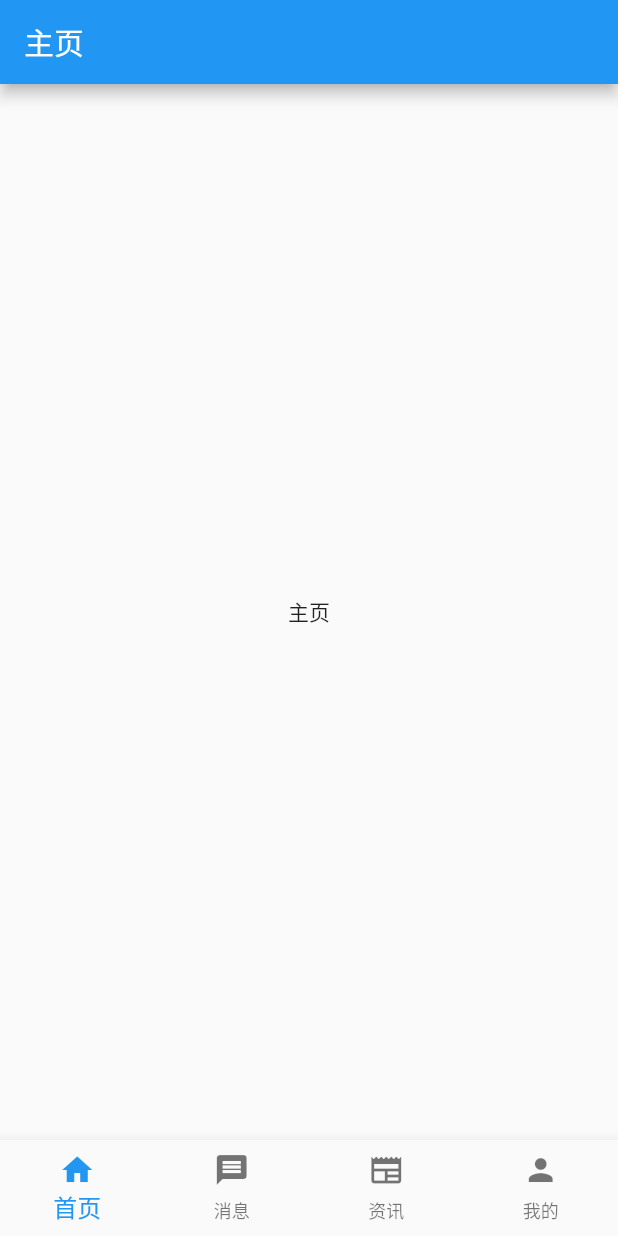
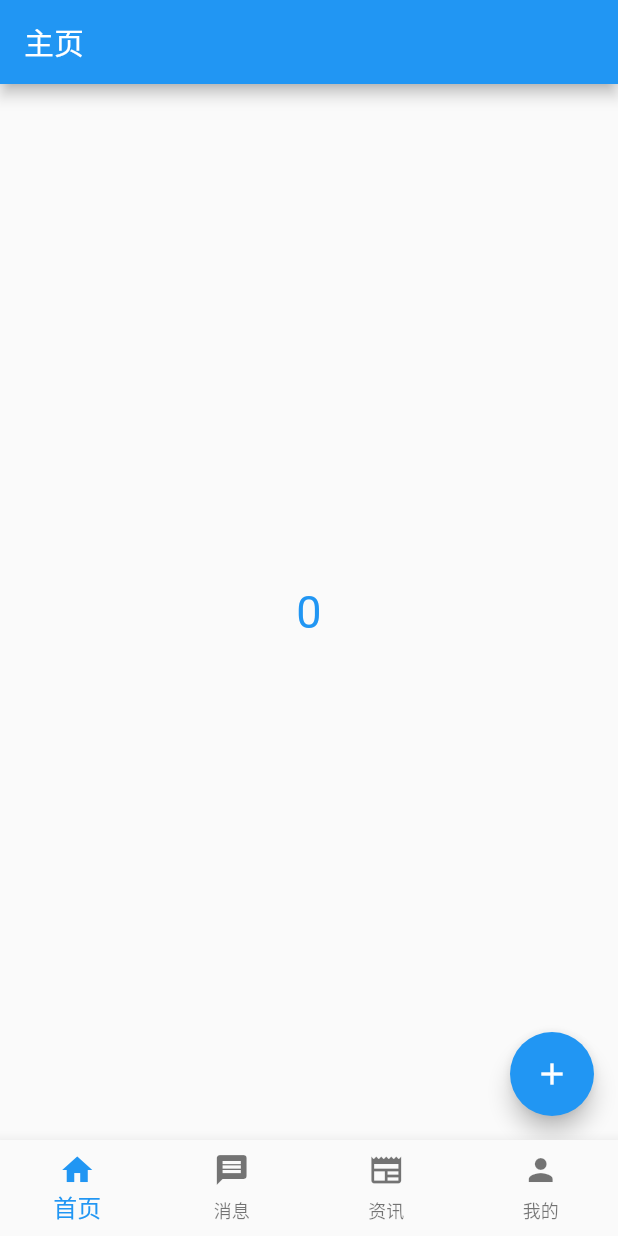
Before and after one commit to Sebastian-github-2020/boss_version_flutter, a Flutter app: the screen it shows after launch, on a phone screen of 412 x 824 dp. Run offline on Flutter 3.47's test engine with Material 2 defaults, Android fonts, the phone set to English and light mode, and no system bars.

Commit message:
主页添加计数器

```diff
--- a/lib/pages/Home.dart
+++ b/lib/pages/Home.dart
@@ -1,16 +1,32 @@
 import 'package:flutter/material.dart';
 
-class Home extends StatelessWidget {
+class Home extends StatefulWidget {
   const Home({Key? key}) : super(key: key);
+
+  @override
+  State<StatefulWidget> createState() => _HomeState();
+}
+
+class _HomeState extends State<Home> {
+  int num = 0;
+
+  void increment() => setState(() => num++);
 
   @override
   Widget build(BuildContext context) {
     // TODO: implement build
-    return Center(
-      child: Column(
-        mainAxisAlignment: MainAxisAlignment.center,
-        children: const [Text("主页")],
-      ),
-    );
+    return Scaffold(
+        body: Center(
+          child: Column(
+            mainAxisAlignment: MainAxisAlignment.center,
+            children: [Text("$num",style: const TextStyle(fontSize: 30,color: Colors.blue),)],
+          ),
+        ),
+        floatingActionButton: FloatingActionButton(
+          child: const Icon(Icons.add),
+          onPressed: () {
+            increment();
+          },
+        ));
   }
 }
```
